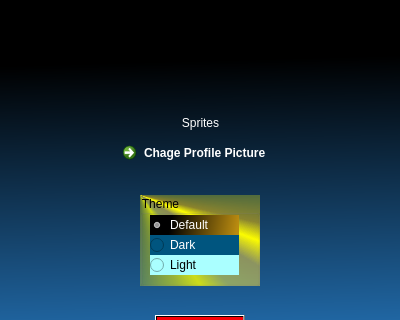
Before: the Qt Designer form messenger1/options.ui in Lucimad007/Messenger_sprites_6, drawn with Qt 5; both pictures show x 0 to 400 and y 85 to 405 of the 400 by 560 pixel window.
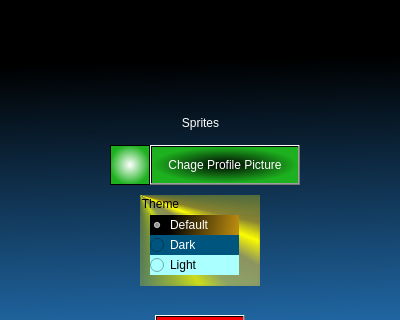
After: the same form once the commit is applied. Icons and pictures are not drawn.

Commit message: App : slots for options.ui

The edit to the form file:
```diff
--- a/messenger1/options.ui
+++ b/messenger1/options.ui
@@ -100,27 +100,6 @@
     </property>
    </widget>
   </widget>
-  <widget class="QCommandLinkButton" name="changeProfilePictureButton">
-   <property name="geometry">
-    <rect>
-     <x>115</x>
-     <y>220</y>
-     <width>170</width>
-     <height>41</height>
-    </rect>
-   </property>
-   <property name="styleSheet">
-    <string notr="true">background-color: qradialgradient(spread:pad, cx:0.5, cy:0.5, radius:0.5, fx:0.5, fy:0.494, stop:0 rgba(0, 0, 0, 255), stop:1 rgba(29, 177, 31, 255));
-color: rgb(255, 255, 255);</string>
-   </property>
-   <property name="text">
-    <string>Chage Profile Picture</string>
-   </property>
-   <property name="icon">
-    <iconset>
-     <normaloff>Icons/avatar.ico</normaloff>Icons/avatar.ico</iconset>
-   </property>
-  </widget>
   <widget class="QPushButton" name="clearLocalFilesButton">
    <property name="geometry">
     <rect>
@@ -159,6 +138,36 @@
     <set>Qt::AlignCenter</set>
    </property>
   </widget>
+  <widget class="QPushButton" name="changeProfilePictureButton">
+   <property name="geometry">
+    <rect>
+     <x>150</x>
+     <y>230</y>
+     <width>150</width>
+     <height>40</height>
+    </rect>
+   </property>
+   <property name="styleSheet">
+    <string notr="true">background-color: qradialgradient(spread:pad, cx:0.5, cy:0.5, radius:0.5, fx:0.5, fy:0.494, stop:0 rgba(0, 0, 0, 255), stop:1 rgba(29, 177, 31, 255));
+color: rgb(255, 255, 255);</string>
+   </property>
+   <property name="text">
+    <string>Chage Profile Picture</string>
+   </property>
+  </widget>
+  <widget class="QGraphicsView" name="profilePictureView">
+   <property name="geometry">
+    <rect>
+     <x>110</x>
+     <y>230</y>
+     <width>40</width>
+     <height>40</height>
+    </rect>
+   </property>
+   <property name="styleSheet">
+    <string notr="true">background-color: qradialgradient(spread:pad, cx:0.5, cy:0.5, radius:0.5, fx:0.5, fy:0.494, stop:0 rgba(255, 255, 255, 255), stop:1 rgba(29, 177, 31, 255));</string>
+   </property>
+  </widget>
  </widget>
  <resources/>
  <connections/>
```
The commit also changes 2 other files.
